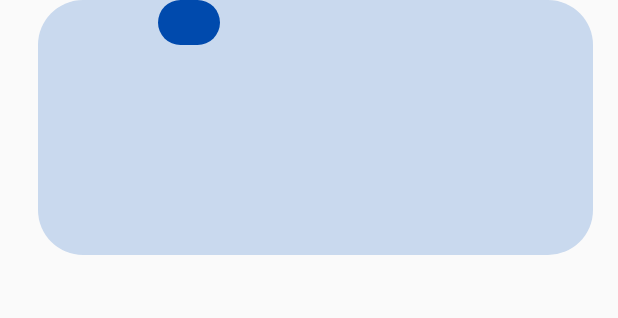
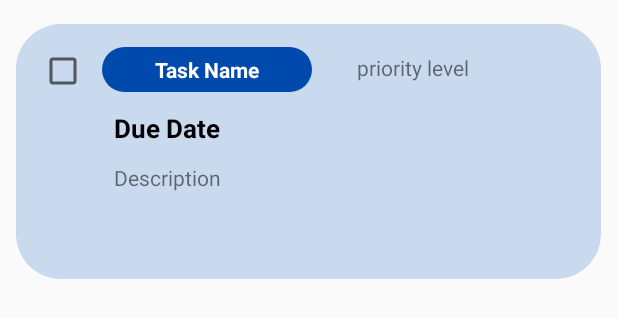
Before and after one commit to Khent-bit/GetApp2, an Android app: the layout drawer_task_instance.xml on its own in the app's theme, with its tools: preview values and no code run, on a phone screen of 412 x 824 dp. Shown: the top 318 px of the screen. Run offline under Robolectric (Android 15) with nearby library versions, the phone set to English and light mode, and no system bars.

```diff
--- a/app/build.gradle
+++ b/app/build.gradle
@@ -1,5 +1,6 @@
 plugins {
     id 'com.android.application'
+    id 'com.google.gms.google-services'
 }
 
 android {
@@ -36,6 +37,7 @@ dependencies {
     implementation 'androidx.appcompat:appcompat:1.6.1'
     implementation 'com.google.android.material:material:1.9.0'
     implementation 'androidx.constraintlayout:constraintlayout:2.1.4'
+    implementation 'com.google.firebase:firebase-firestore:24.1.1'
     testImplementation 'junit:junit:4.13.2'
     androidTestImplementation 'androidx.test.ext:junit:1.1.5'
     androidTestImplementation 'androidx.test.espresso:espresso-core:3.5.1'
--- /dev/null
+++ b/app/src/main/res/drawable/baseline_add_24.xml
@@ -0,0 +1,5 @@
+<vector android:height="24dp" android:tint="#FFFFFF"
+    android:viewportHeight="24" android:viewportWidth="24"
+    android:width="24dp" xmlns:android="http://schemas.android.com/apk/res/android">
+    <path android:fillColor="@android:color/white" android:pathData="M19,13h-6v6h-2v-6H5v-2h6V5h2v6h6v2z"/>
+</vector>
--- /dev/null
+++ b/app/src/main/res/drawable/bg_edittxt.xml
@@ -0,0 +1,5 @@
+<?xml version="1.0" encoding="utf-8"?>
+<shape xmlns:android="http://schemas.android.com/apk/res/android">
+    <solid android:color="@color/grey"/>
+    <corners android:radius="80dp"/>
+</shape>
--- /dev/null
+++ b/app/src/main/res/drawable/bg_high.xml
@@ -0,0 +1,5 @@
+<?xml version="1.0" encoding="utf-8"?>
+<shape xmlns:android="http://schemas.android.com/apk/res/android">
+    <solid android:color="@color/red"/>
+    <corners android:radius="50dp"/>
+</shape>
--- /dev/null
+++ b/app/src/main/res/drawable/bg_low.xml
@@ -0,0 +1,5 @@
+<?xml version="1.0" encoding="utf-8"?>
+<shape xmlns:android="http://schemas.android.com/apk/res/android">
+    <solid android:color="@color/green"/>
+    <corners android:radius="50dp"/>
+</shape>
--- /dev/null
+++ b/app/src/main/res/drawable/bg_medium.xml
@@ -0,0 +1,5 @@
+<?xml version="1.0" encoding="utf-8"?>
+<shape xmlns:android="http://schemas.android.com/apk/res/android">
+    <solid android:color="@color/yellow"/>
+    <corners android:radius="50dp"/>
+</shape>
--- /dev/null
+++ b/app/src/main/res/drawable/btn_add.xml
@@ -0,0 +1,5 @@
+<?xml version="1.0" encoding="utf-8"?>
+<shape xmlns:android="http://schemas.android.com/apk/res/android">
+    <solid android:color="@color/main_color"/>
+    <corners android:radius="30dp"/>
+</shape>
--- /dev/null
+++ b/app/src/main/res/drawable/btn_cancel.xml
@@ -0,0 +1,5 @@
+<?xml version="1.0" encoding="utf-8"?>
+<shape xmlns:android="http://schemas.android.com/apk/res/android">
+    <solid android:color="@color/tertiary"/>
+    <corners android:radius="30dp"/>
+</shape>
--- /dev/null
+++ b/app/src/main/res/drawable/btn_disabled.xml
@@ -0,0 +1,5 @@
+<?xml version="1.0" encoding="utf-8"?>
+<shape xmlns:android="http://schemas.android.com/apk/res/android">
+    <solid android:color="@color/grey"/>
+    <corners android:radius="30dp"/>
+</shape>
--- a/app/src/main/res/layout/drawer_task_instance.xml
+++ b/app/src/main/res/layout/drawer_task_instance.xml
@@ -6,39 +6,73 @@
     android:layout_height="match_parent">
 
     <LinearLayout
-        android:layout_width="370dp"
+        android:layout_width="390dp"
         android:layout_height="170dp"
+        android:layout_marginTop="16dp"
         android:background="@drawable/task_bg"
         android:orientation="vertical"
         app:layout_constraintEnd_toEndOf="parent"
-        app:layout_constraintHorizontal_bias="0.609"
+        app:layout_constraintHorizontal_bias="0.487"
         app:layout_constraintStart_toStartOf="parent"
-        tools:layout_editor_absoluteY="16dp">
+        app:layout_constraintTop_toTopOf="parent">
 
-        <TableLayout
-            android:layout_width="121dp"
-            android:layout_height="match_parent"
-            android:layout_weight="1">
+        <LinearLayout
+            android:layout_width="match_parent"
+            android:layout_height="wrap_content"
+            android:orientation="horizontal">
 
-            <TableRow
-                android:layout_width="162dp"
-                android:layout_height="match_parent"
-                android:layout_marginLeft="80dp"
+            <CheckBox
+                android:id="@+id/checkBox3"
+                android:layout_width="wrap_content"
+                android:layout_height="wrap_content"
+                android:layout_marginLeft="15dp"
+                android:layout_marginTop="15dp" />
+
+            <LinearLayout
+                android:layout_width="140dp"
+                android:layout_height="30dp"
+                android:layout_marginLeft="10dp"
+                android:layout_marginTop="15dp"
                 android:background="@drawable/taskname_bg"
-                android:minWidth="70dp"
-                android:minHeight="30dp" />
+                android:orientation="horizontal">
 
-            <TableRow
-                android:layout_width="match_parent"
-                android:layout_height="match_parent" />
+                <TextView
+                    android:layout_width="match_parent"
+                    android:layout_height="match_parent"
+                    android:gravity="center"
+                    android:text="Task Name"
+                    android:textColor="@color/white"
+                    android:textStyle="bold" />
 
-            <TableRow
-                android:layout_width="match_parent"
-                android:layout_height="match_parent" />
+            </LinearLayout>
 
-            <TableRow
-                android:layout_width="match_parent"
-                android:layout_height="match_parent" />
-        </TableLayout>
+            <TextView
+                android:layout_width="114dp"
+                android:layout_height="20dp"
+                android:layout_marginLeft="30dp"
+                android:layout_marginTop="13dp"
+                android:text="priority level"/>
+
+        </LinearLayout>
+
+        <TextView
+            android:id="@+id/textView"
+            android:layout_width="200dp"
+            android:layout_height="20dp"
+            android:layout_marginLeft="65dp"
+            android:textStyle="bold"
+            android:layout_marginTop="10dp"
+            android:textSize="17sp"
+            android:textColor="@color/black"
+            android:text="Due Date" />
+
+        <TextView
+            android:id="@+id/textView2"
+            android:layout_width="227dp"
+            android:layout_height="60dp"
+            android:layout_marginLeft="65dp"
+            android:layout_marginTop="15dp"
+            android:text="Description" />
+
     </LinearLayout>
 </androidx.constraintlayout.widget.ConstraintLayout>
--- a/build.gradle
+++ b/build.gradle
@@ -1,4 +1,8 @@
-// Top-level build file where you can add configuration options common to all sub-projects/modules.
+buildscript {
+    dependencies {
+        classpath 'com.google.gms:google-services:4.3.10'
+    }
+}// Top-level build file where you can add configuration options common to all sub-projects/modules.
 plugins {
     id 'com.android.application' version '7.4.2' apply false
     id 'com.android.library' version '7.4.2' apply false
```
Also changed, not shown: app/src/main/java/com/example/getapp/AddNewTask.java (added, +177 -0 lines), app/src/main/java/com/example/getapp/MainActivity.java (+20 -0 lines), app/src/main/java/com/example/getapp/OnDialogCloseListener.java (added, +7 -0 lines), app/src/main/res/layout/activity_main.xml (+16 -8 lines), app/src/main/res/layout/layout_addtask.xml (added, +172 -0 lines), app/src/main/res/values/colors.xml (+7 -1 lines), 1 other file.
